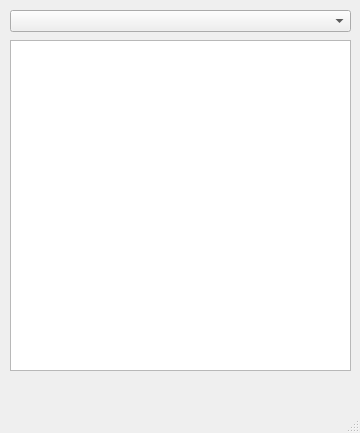
First picture: the form in mainwindow.ui, repository Rinkachirukuki/Morion_qt_test_app, before the edit.
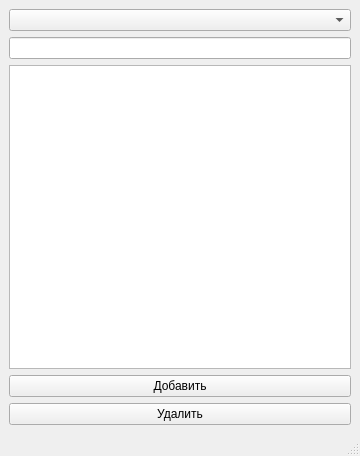
Second picture: the form after the edit.

```diff
--- a/mainwindow.ui
+++ b/mainwindow.ui
@@ -7,33 +7,42 @@
     <x>0</x>
     <y>0</y>
     <width>360</width>
-    <height>433</height>
+    <height>456</height>
    </rect>
   </property>
   <property name="windowTitle">
    <string>MainWindow</string>
   </property>
   <widget class="QWidget" name="centralwidget">
-   <widget class="QListWidget" name="listWidget">
-    <property name="geometry">
-     <rect>
-      <x>10</x>
-      <y>40</y>
-      <width>341</width>
-      <height>331</height>
-     </rect>
-    </property>
-   </widget>
-   <widget class="QComboBox" name="comboBox">
-    <property name="geometry">
-     <rect>
-      <x>10</x>
-      <y>10</y>
-      <width>341</width>
-      <height>22</height>
-     </rect>
-    </property>
-   </widget>
+   <layout class="QVBoxLayout" name="verticalLayout">
+    <item>
+     <widget class="QComboBox" name="comboBox"/>
+    </item>
+    <item>
+     <widget class="QLineEdit" name="lineEdit"/>
+    </item>
+    <item>
+     <widget class="QListWidget" name="listWidget">
+      <property name="selectionMode">
+       <enum>QAbstractItemView::MultiSelection</enum>
+      </property>
+     </widget>
+    </item>
+    <item>
+     <widget class="QPushButton" name="pushButton_2">
+      <property name="text">
+       <string>Добавить</string>
+      </property>
+     </widget>
+    </item>
+    <item>
+     <widget class="QPushButton" name="pushButton">
+      <property name="text">
+       <string>Удалить</string>
+      </property>
+     </widget>
+    </item>
+   </layout>
   </widget>
   <widget class="QMenuBar" name="menubar">
    <property name="geometry">
```
Left out of the diff: 7 changed lines with no effect on the pictures.
